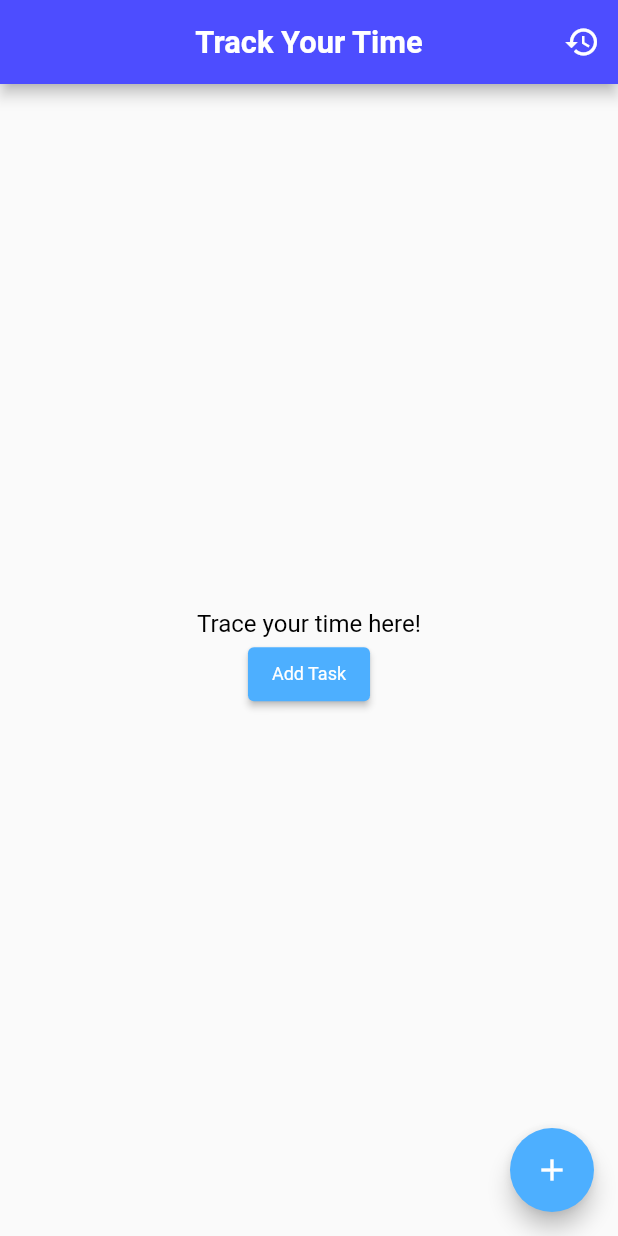
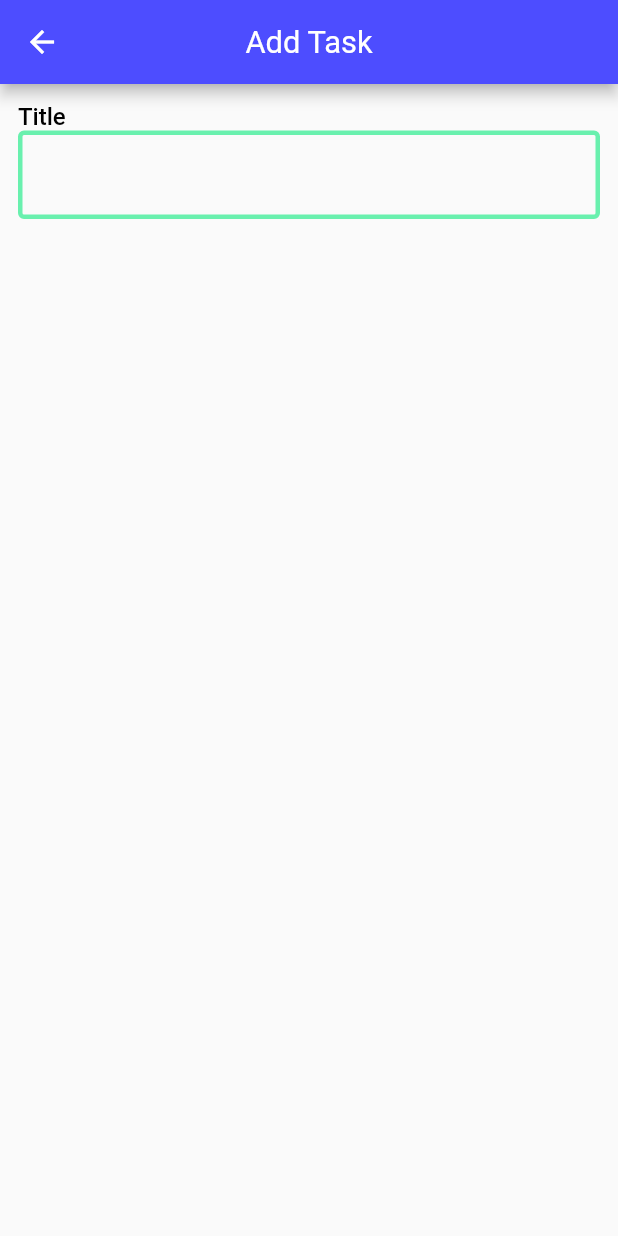
Before and after one commit to JaimonRamanan/track_your_time, a Flutter app: the screen it shows after launch, after a tap on the "add" icon, on a phone screen of 412 x 824 dp. Run offline on Flutter 3.47's test engine with Material 2 defaults, Android fonts, the phone set to English and light mode, and no system bars; our stand-ins replace flutter_screenutil, freezed_annotation.

Commit message:
provider and model initial updates

```diff
--- /dev/null
+++ b/lib/01_presentation/task/add_task_screen.dart
@@ -0,0 +1,44 @@
+import 'package:flutter/material.dart';
+import 'package:flutter_screenutil/flutter_screenutil.dart';
+import 'package:track_your_time/01_presentation/widgets/text_widget.dart';
+
+class AddTaskScreen extends StatelessWidget {
+  const AddTaskScreen({super.key});
+
+  @override
+  Widget build(BuildContext context) {
+    return Scaffold(
+      appBar: AppBar(
+        centerTitle: true,
+        title: TextWidget(
+          fontSize: 18.sp,
+          data: "Add Task",
+          color: Colors.white,
+        ),
+      ),
+      body: Padding(
+        padding: const EdgeInsets.all(12.0),
+        child: Column(
+          crossAxisAlignment: CrossAxisAlignment.start,
+          children: [
+            TextWidget(
+              data: "Title",
+              fontSize: 14.sp,
+              fontWeight: FontWeight.w500,
+            ),
+            const TextField(
+              decoration: InputDecoration(
+                enabledBorder: OutlineInputBorder(
+                  borderSide: BorderSide(width: 3, color: Colors.greenAccent),
+                ),
+                focusedBorder: OutlineInputBorder(
+                  borderSide: BorderSide(width: 3, color: Colors.greenAccent),
+                ),
+              ),
+            ),
+          ],
+        ),
+      ),
+    );
+  }
+}
--- a/lib/01_presentation/task/home.dart
+++ b/lib/01_presentation/task/home.dart
@@ -1,4 +1,5 @@
 import 'package:flutter/material.dart';
+import 'package:track_your_time/core/route/route_names.dart';
 import 'package:flutter_screenutil/flutter_screenutil.dart';
 import 'package:track_your_time/01_presentation/widgets/text_widget.dart';
 import 'package:track_your_time/01_presentation/widgets/button_widget.dart';
@@ -37,14 +38,16 @@ class HomeScreen extends StatelessWidget {
               fontSize: 14.sp,
               data: "Trace your time here!",
             ),
-            ButtonWidget(text: "Add Task", onTap: () {}),
+            ButtonWidget(
+              text: "Add Task",
+              onTap: () {},
+            ),
           ],
         ),
       ),
       floatingActionButton: FloatingActionButton(
         onPressed: () {
-          // TODO
-          // Add tasks here
+          Navigator.pushNamed(context, RouteNames.addTaskPage);
         },
         child: const Icon(
           Icons.add,
--- /dev/null
+++ b/lib/02_application/task/task_provider.dart
@@ -0,0 +1,11 @@
+import 'package:flutter/material.dart';
+
+import '../../03_domain/task/models/task.dart';
+
+class TaskProvider extends ChangeNotifier {
+  final List<Task> tasks = <Task>[];
+
+  void addTask({required Task task}) {
+    notifyListeners();
+  }
+}
--- /dev/null
+++ b/lib/03_domain/task/models/task.dart
@@ -0,0 +1,16 @@
+import 'package:freezed_annotation/freezed_annotation.dart';
+
+part 'task.g.dart';
+part 'task.freezed.dart';
+
+@freezed
+class Task with _$Task {
+  const factory Task({
+    required int id,
+    required String title,
+    required DateTime dateTime,
+    required Duration duration,
+  }) = _DataClass;
+
+  factory Task.fromJson(Map<String, dynamic> json) => _$TaskFromJson(json);
+}
--- /dev/null
+++ b/lib/core/route/route_names.dart
@@ -0,0 +1,4 @@
+class RouteNames {
+  static const String homePage = '/home';
+  static const String addTaskPage = '/add_task';
+}
--- /dev/null
+++ b/lib/core/route/router.dart
@@ -0,0 +1,26 @@
+import 'package:flutter/material.dart';
+import 'package:track_your_time/core/route/route_names.dart';
+import 'package:track_your_time/01_presentation/task/add_task_screen.dart';
+
+import '../../01_presentation/task/home.dart';
+
+class AppRouter {
+  AppRouter._();
+
+  static Route<dynamic> generateRoute(RouteSettings settings) {
+    switch (settings.name) {
+      case RouteNames.homePage:
+        return MaterialPageRoute(
+          builder: (context) => const HomeScreen(),
+        );
+      case RouteNames.addTaskPage:
+        return MaterialPageRoute(
+          builder: (context) => const AddTaskScreen(),
+        );
+      default:
+        return MaterialPageRoute(
+          builder: (context) => const HomeScreen(),
+        );
+    }
+  }
+}
--- a/lib/main.dart
+++ b/lib/main.dart
@@ -1,8 +1,11 @@
 import 'package:flutter/material.dart';
+import 'package:provider/provider.dart';
 import 'package:flutter_screenutil/flutter_screenutil.dart';
 import 'package:track_your_time/01_presentation/task/home.dart';
+import 'package:track_your_time/02_application/task/task_provider.dart';
 
 import 'core/utils/theme.dart';
+import 'core/route/router.dart';
 
 void main() {
   runApp(const MyApp());
@@ -14,14 +17,20 @@ class MyApp extends StatelessWidget {
   // This widget is the root of your application.
   @override
   Widget build(BuildContext context) {
-    return ScreenUtilInit(
+    return MultiProvider(
+      providers: [
+        Provider<TaskProvider>(create: (_) => TaskProvider()),
+      ],
+      child: ScreenUtilInit(
         minTextAdapt: true,
         builder: (context, child) {
           return MaterialApp(
             theme: Themes.light,
             home: const HomeScreen(),
+            onGenerateRoute: AppRouter.generateRoute,
           );
         },
+      ),
     );
   }
 }
```
Also changed, not shown: pubspec.yaml (+9 -1 lines), lib/03_domain/task/models/task.freezed.dart (added), lib/03_domain/task/models/task.g.dart (added), pubspec.lock. Lines whose indentation alone changed are shown as unchanged.
